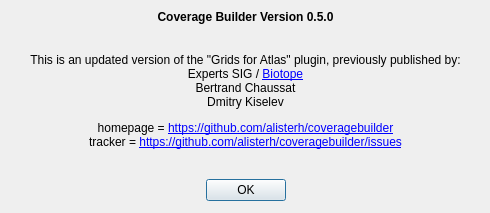
Before: the Qt Designer form ui_about_window.ui in AlisterH/coveragebuilder, drawn with Qt 5.
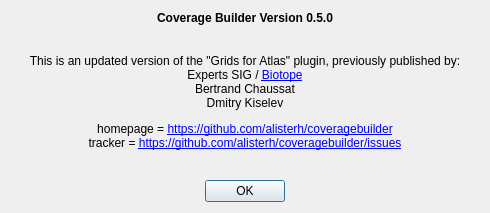
After: the same form once the commit is applied. Icons and pictures are not drawn.

Patch:
```diff
--- a/ui_about_window.ui
+++ b/ui_about_window.ui
@@ -19,15 +19,8 @@
   <property name="windowTitle">
    <string>About Coverage Builder</string>
   </property>
-  <widget class="QWidget" name="verticalLayoutWidget">
-   <property name="geometry">
-    <rect>
-     <x>10</x>
-     <y>10</y>
-     <width>471</width>
-     <height>191</height>
-    </rect>
-   </property>
+  <layout class="QGridLayout" name="gridLayout">
+   <item row="0" column="0">
    <layout class="QVBoxLayout" name="verticalLayout">
     <property name="sizeConstraint">
      <enum>QLayout::SetMinimumSize</enum>
@@ -99,7 +92,8 @@
      </widget>
     </item>
    </layout>
-  </widget>
+   </item>
+  </layout>
  </widget>
  <resources>
   <include location="resources.qrc"/>
```
Lines whose indentation alone changed are shown as unchanged.
